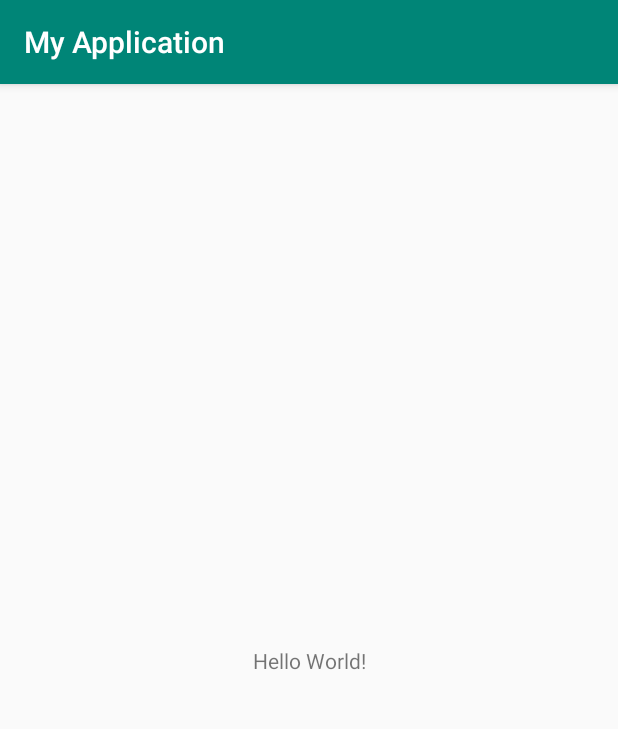
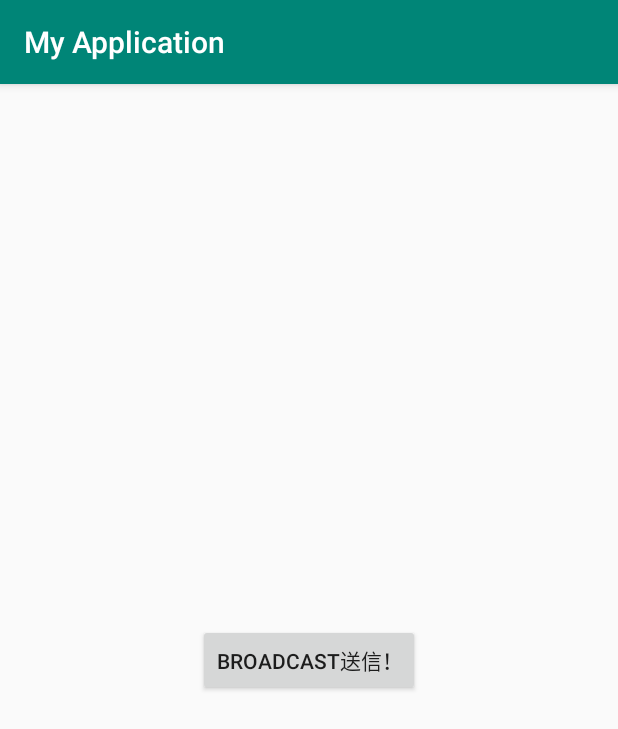
Before and after one commit to satoNobu/study_android, an Android app: the screen it shows after launch (MainActivity), on a phone screen of 412 x 824 dp. Shown: the top 729 px of the screen. Run offline under Robolectric (Android 15) with nearby library versions, the phone set to English and light mode, and no system bars.

Commit message:
broadcast登録、送信、解除方法

```diff
--- a/app/src/main/java/com/example/myapplication/MainActivity.java
+++ /dev/null
@@ -1,14 +0,0 @@
-package com.example.myapplication;
-
-import android.os.Bundle;
-
-import androidx.appcompat.app.AppCompatActivity;
-
-public class MainActivity extends AppCompatActivity {
-
-    @Override
-    protected void onCreate(Bundle savedInstanceState) {
-        super.onCreate(savedInstanceState);
-        setContentView(R.layout.activity_main);
-    }
-}
--- /dev/null
+++ b/app/src/main/java/com/example/myapplication/MainActivity.kt
@@ -0,0 +1,56 @@
+package com.example.myapplication
+
+import android.content.Intent
+import android.content.IntentFilter
+import android.os.Bundle
+import android.widget.Button
+import androidx.appcompat.app.AppCompatActivity
+import androidx.localbroadcastmanager.content.LocalBroadcastManager
+
+private val INTENT_NAME = "Test12345"
+
+class MainActivity : AppCompatActivity() {
+    private lateinit var broadcastReciver: MyBroadcastReciver
+    private lateinit var localBroadcastReciver: LocalBroadcastManager
+    override fun onCreate(savedInstanceState: Bundle?) {
+        super.onCreate(savedInstanceState)
+
+        localBroadcastReciver = LocalBroadcastManager.getInstance(applicationContext)
+        broadcastReciver = MyBroadcastReciver()
+
+        setContentView(R.layout.activity_main)
+        val btn = findViewById<Button>(R.id.btn1)
+
+        // ブロードキャストレシーバーの送信
+        btn.setOnClickListener {
+            val intent = Intent(INTENT_NAME)
+            intent.putExtra("data", "ボタンが押されたよ！")
+            // ローカルブロンドキャストの送信
+            localBroadcastReciver.sendBroadcast(intent)
+
+            // ノーマルブロードキャストの場合
+//            sendBroadcast(intent)
+        }
+
+        // ローカルブロンドキャストの登録
+        localBroadcastReciver.registerReceiver(
+                broadcastReciver,
+                IntentFilter(INTENT_NAME)
+        )
+
+        // ノーマルブロードキャストの場合
+//        registerReceiver(
+//                broadcastReciver,
+//                IntentFilter(INTENT_NAME)
+//        )
+    }
+
+    override fun onDestroy() {
+        super.onDestroy()
+        // ローカルブロンドキャストの解除
+        localBroadcastReciver.unregisterReceiver(broadcastReciver)
+
+        // ノーマルブロードキャストの解除
+//        unregisterReceiver(broadcastReciver)
+    }
+}
--- /dev/null
+++ b/app/src/main/java/com/example/myapplication/MyBroadcastReciver.kt
@@ -0,0 +1,12 @@
+package com.example.myapplication
+
+import android.content.BroadcastReceiver
+import android.content.Context
+import android.content.Intent
+import android.widget.Toast
+
+class MyBroadcastReciver : BroadcastReceiver() {
+    override fun onReceive(context: Context?, intent: Intent?) {
+        Toast.makeText(context, intent?.getStringExtra("data"),Toast.LENGTH_SHORT).show()
+    }
+}
--- a/app/src/main/res/layout/activity_main.xml
+++ b/app/src/main/res/layout/activity_main.xml
@@ -6,13 +6,15 @@
     android:layout_height="match_parent"
     tools:context=".MainActivity">
 
-    <TextView
+    <Button
+        android:id="@+id/btn1"
         android:layout_width="wrap_content"
         android:layout_height="wrap_content"
-        android:text="Hello World!"
+        android:text="Broadcast送信！"
         app:layout_constraintBottom_toBottomOf="parent"
         app:layout_constraintLeft_toLeftOf="parent"
         app:layout_constraintRight_toRightOf="parent"
-        app:layout_constraintTop_toTopOf="parent" />
+        app:layout_constraintTop_toTopOf="parent"/>
+
 
 </androidx.constraintlayout.widget.ConstraintLayout>
```
